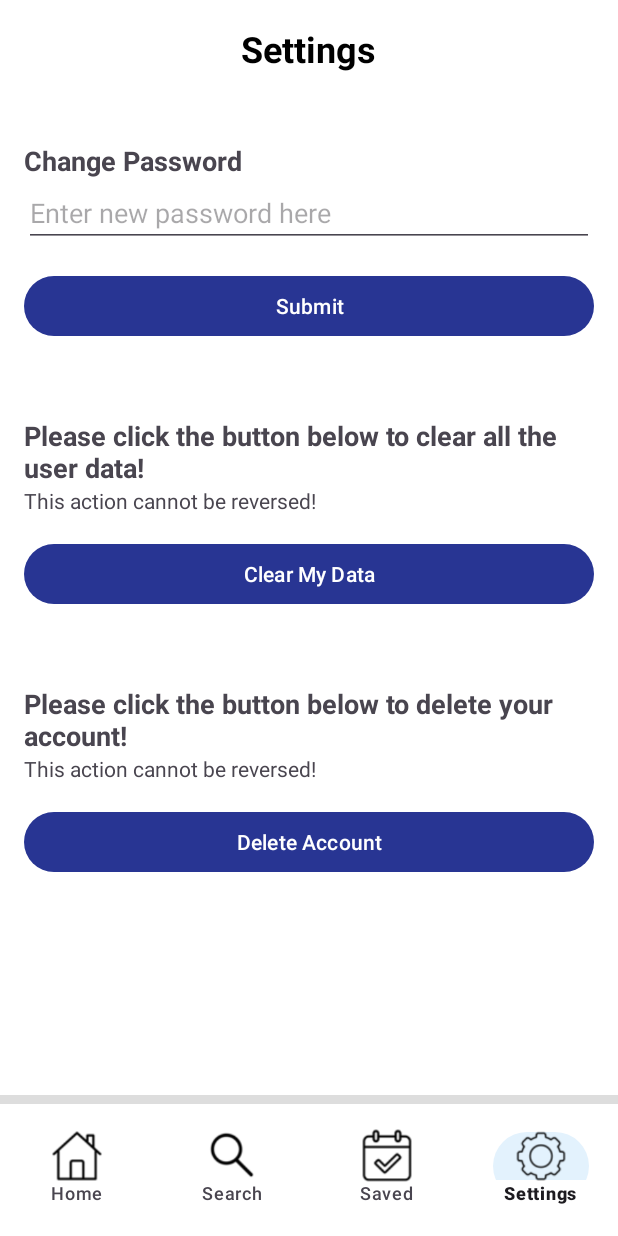
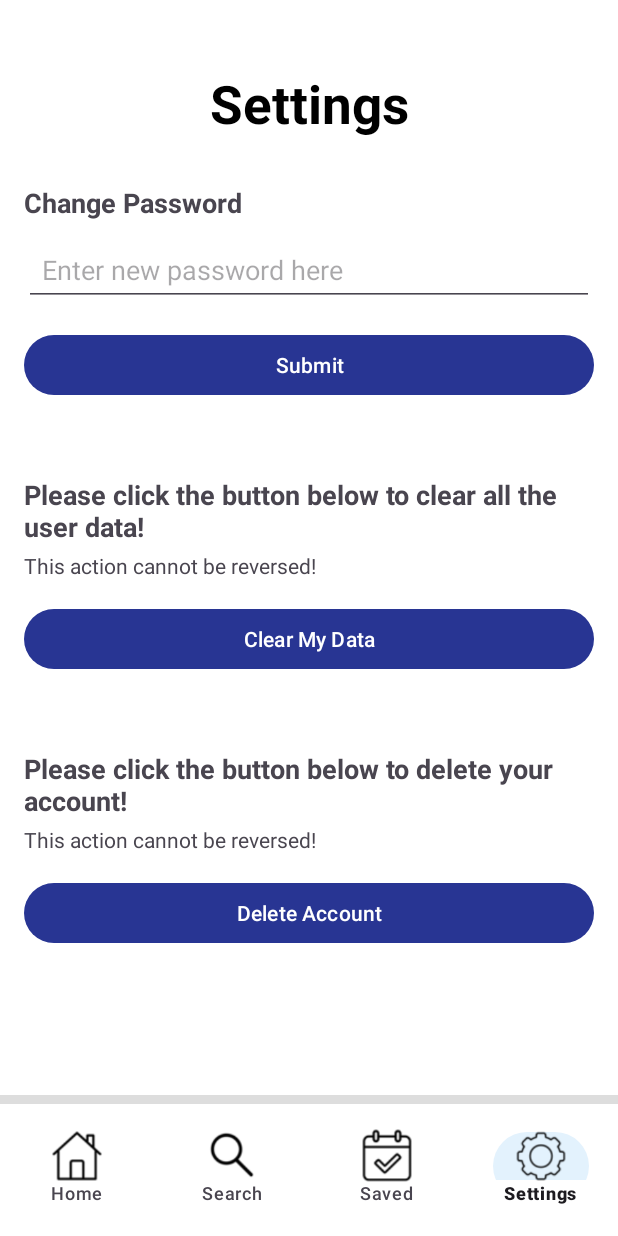
Before and after one commit to FortuneDayZ/TrippyTrips, an Android app: the SettingsFragment screen opened through its navigation route, on a phone screen of 412 x 824 dp. Run offline under Robolectric (Android 15) with nearby library versions, the phone set to English and light mode, and no system bars.

Commit message:
Maked UI more consistent

```diff
--- a/app/src/main/res/layout/fragment_settings.xml
+++ b/app/src/main/res/layout/fragment_settings.xml
@@ -8,14 +8,14 @@
     android:background="#FFFFFF"
     tools:context=".SettingsFragment">
 
-    <!-- Scrollable or main content -->
+    <!-- Scrollable content -->
     <ScrollView
         android:id="@+id/scrollView"
         android:layout_width="0dp"
         android:layout_height="0dp"
         android:fillViewport="true"
         app:layout_constraintTop_toTopOf="parent"
-        app:layout_constraintBottom_toTopOf="@+id/bottom_navigation"
+        app:layout_constraintBottom_toTopOf="@+id/divider"
         app:layout_constraintStart_toStartOf="parent"
         app:layout_constraintEnd_toEndOf="parent">
 
@@ -24,58 +24,66 @@
             android:layout_width="match_parent"
             android:layout_height="wrap_content"
             android:orientation="vertical"
-            android:padding="16dp">
+            android:paddingBottom="24dp">
 
-            <!-- Example content -->
+            <!-- Settings Title -->
             <TextView
                 android:id="@+id/settingsTitle"
-                android:layout_width="wrap_content"
+                android:layout_width="match_parent"
                 android:layout_height="wrap_content"
+                android:layout_marginTop="45dp"
+                android:gravity="center"
                 android:text="@string/settings"
-                android:textSize="24sp"
+                android:textSize="35sp"
                 android:textStyle="bold"
-                android:textColor="@android:color/black"
-                android:layout_gravity="center_horizontal"
-                android:layout_marginBottom="16dp" />
+                android:textColor="@android:color/black" />
 
+            <!-- Change Password Section -->
             <TextView
                 android:id="@+id/changePassword"
-                android:layout_width="wrap_content"
+                android:layout_width="match_parent"
                 android:layout_height="wrap_content"
+                android:layout_marginTop="30dp"
+                android:layout_marginHorizontal="16dp"
                 android:text="@string/change_password"
                 android:textSize="18sp"
-                android:textStyle="bold"
-                android:layout_marginTop="30dp"/>
+                android:textStyle="bold" />
 
             <EditText
                 android:id="@+id/newPassword"
                 android:layout_width="match_parent"
                 android:layout_height="wrap_content"
-                android:autofillHints="Enter new password here"
+                android:layout_marginTop="8dp"
+                android:layout_marginHorizontal="16dp"
                 android:hint="@string/enter_new_password_here"
-                android:ems="10"
-                android:inputType="textPassword" />
+                android:inputType="textPassword"
+                android:padding="12dp" />
 
             <Button
                 android:id="@+id/button"
                 android:layout_width="match_parent"
                 android:layout_height="wrap_content"
-                android:text="@string/submit"
-                android:layout_marginTop="15dp"/>
+                android:layout_marginTop="15dp"
+                android:layout_marginHorizontal="16dp"
+                android:text="@string/submit" />
 
+            <!-- Clear Data Section -->
             <TextView
                 android:id="@+id/clearData"
                 android:layout_width="match_parent"
                 android:layout_height="wrap_content"
+                android:layout_marginTop="50dp"
+                android:layout_marginHorizontal="16dp"
                 android:text="@string/please_click_the_button_below_to_clear_all_the_user_data"
                 android:textSize="18sp"
-                android:textStyle="bold"
-                android:layout_marginTop="50dp"/>
+                android:textStyle="bold" />
 
             <TextView
                 android:id="@+id/dangerNote"
                 android:layout_width="match_parent"
                 android:layout_height="wrap_content"
+                android:layout_marginTop="4dp"
+                android:layout_marginHorizontal="16dp"
                 android:text="@string/this_action_cannot_be_reversed"
                 android:textSize="14sp" />
 
@@ -83,22 +91,27 @@
                 android:id="@+id/clearDataButton"
                 android:layout_width="match_parent"
                 android:layout_height="wrap_content"
-                android:text="@string/clear_my_data"
-                android:layout_marginTop="15dp"/>
+                android:layout_marginTop="15dp"
+                android:layout_marginHorizontal="16dp"
+                android:text="@string/clear_my_data" />
 
+            <!-- Delete Account Section -->
             <TextView
                 android:id="@+id/deleteAccount"
                 android:layout_width="match_parent"
                 android:layout_height="wrap_content"
+                android:layout_marginTop="50dp"
+                android:layout_marginHorizontal="16dp"
                 android:text="@string/please_click_the_button_below_to_delete_your_account"
                 android:textSize="18sp"
-                android:textStyle="bold"
-                android:layout_marginTop="50dp"/>
+                android:textStyle="bold" />
 
             <TextView
                 android:id="@+id/dangerNote2"
                 android:layout_width="match_parent"
                 android:layout_height="wrap_content"
+                android:layout_marginTop="4dp"
+                android:layout_marginHorizontal="16dp"
                 android:text="@string/this_action_cannot_be_reversed"
                 android:textSize="14sp" />
 
@@ -106,10 +119,9 @@
                 android:id="@+id/deleteAccountButton"
                 android:layout_width="match_parent"
                 android:layout_height="wrap_content"
-                android:text="@string/delete_account"
-                android:layout_marginTop="15dp"/>
-
-            <!-- Add more settings options here -->
+                android:layout_marginTop="15dp"
+                android:layout_marginHorizontal="16dp"
+                android:text="@string/delete_account" />
 
         </LinearLayout>
     </ScrollView>
```
Also changed, not shown: app/src/main/res/layout/fragment_added_items.xml (+13 -6 lines), app/src/main/res/layout/fragment_search_results.xml (+19 -19 lines).
